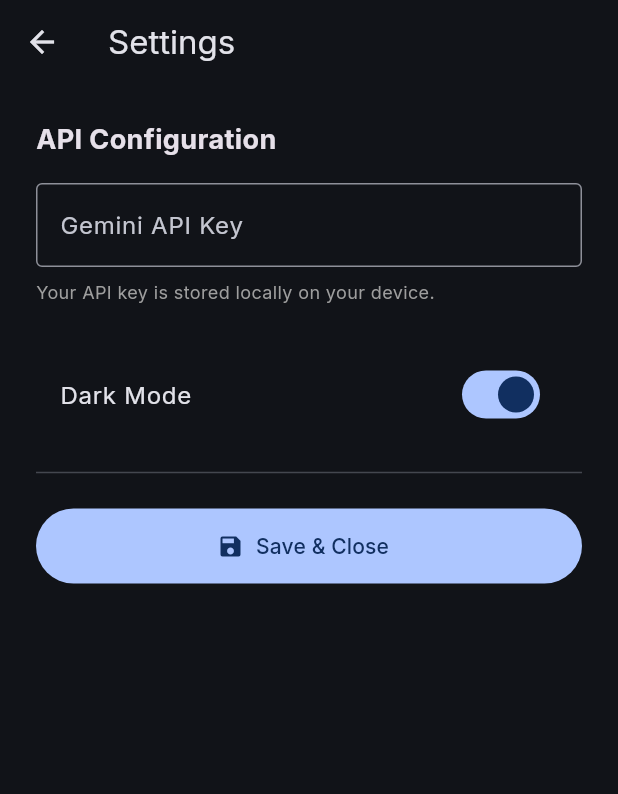
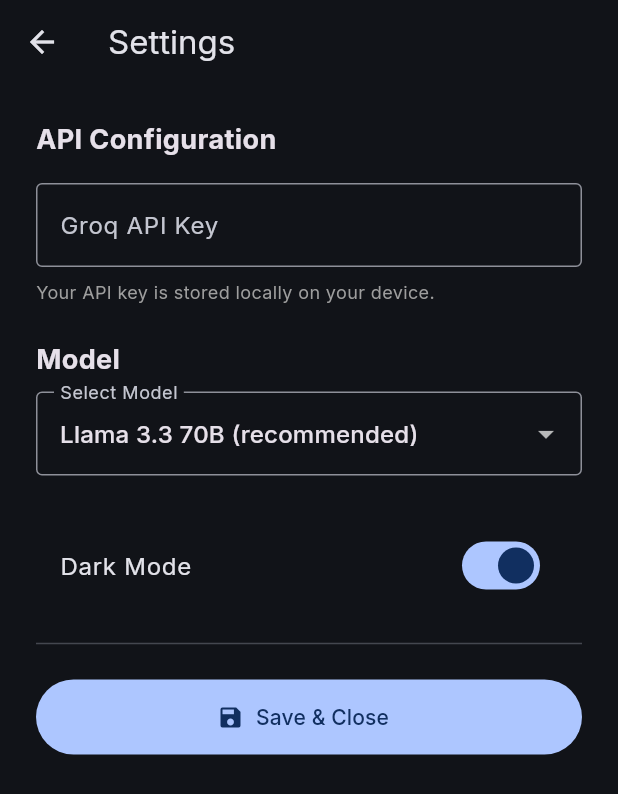
Before and after one commit to TheClairvoyantBeing/TheChat, a Flutter app: the SettingsScreen screen opened directly, on a phone screen of 412 x 824 dp. Shown: the top 794 px of the screen. Run offline on Flutter 3.47's test engine with Material 3 defaults, Android fonts, the phone set to English and light mode, and no system bars; our stand-ins replace flutter_markdown, google_fonts, hive, hive_flutter; accounts and stored records are empty.

Commit message:
Migrate to Groq API, update docs, and add code comments

```diff
--- a/lib/models/app_settings.dart
+++ b/lib/models/app_settings.dart
@@ -1,24 +1,34 @@
+/// AppSettings — Persistent user preferences stored via Hive.
+///
+/// Stores the Groq API key, selected model, theme preference,
+/// and token usage visibility toggle. Hive TypeId: 2.
+library;
+
 import 'package:hive/hive.dart';
 
 part 'app_settings.g.dart';
 
 @HiveType(typeId: 2)
 class AppSettings extends HiveObject {
+  /// The user's Groq API key (starts with `gsk_`). Null until configured.
   @HiveField(0)
   String? apiKey;
 
+  /// The Groq model ID to use for chat completions.
   @HiveField(1)
   String selectedModel;
 
+  /// Whether the app should use dark theme.
   @HiveField(2)
   bool isDarkMode;
 
+  /// Whether to display token usage statistics (future feature).
   @HiveField(3)
   bool showTokenUsage;
 
   AppSettings({
     this.apiKey,
-    this.selectedModel = 'gemini-2.0-flash',
+    this.selectedModel = 'llama-3.3-70b-versatile',
     this.isDarkMode = true,
     this.showTokenUsage = true,
   });
--- a/lib/models/message.dart
+++ b/lib/models/message.dart
@@ -1,24 +1,40 @@
+/// Message — A single chat message stored via Hive.
+///
+/// Represents one message in a conversation. Role can be:
+/// - `'user'` — sent by the human.
+/// - `'assistant'` — generated by the AI.
+/// - `'system'` — system-level instructions.
+///
+/// Hive TypeId: 1.
+library;
+
 import 'package:hive/hive.dart';
 
 part 'message.g.dart';
 
 @HiveType(typeId: 1)
 class Message extends HiveObject {
+  /// Unique identifier (UUID v4).
   @HiveField(0)
   final String id;
 
+  /// ID of the parent conversation this message belongs to.
   @HiveField(1)
   final String conversationId;
 
+  /// Message role: 'user', 'assistant', or 'system'.
   @HiveField(2)
-  final String role; // 'user', 'assistant', 'system'
+  final String role;
 
+  /// The text content of the message.
   @HiveField(3)
   final String content;
 
+  /// When the message was created.
   @HiveField(4)
   final DateTime createdAt;
 
+  /// Actual token count from the API response (optional).
   @HiveField(5)
   final int? tokensUsed;
 
--- a/lib/providers/chat_provider.dart
+++ b/lib/providers/chat_provider.dart
@@ -1,5 +1,12 @@
+/// ChatProvider — Core state management for chat interactions.
+///
+/// Manages the active conversation, message list, and streaming state.
+/// Coordinates between [GroqService] (API calls), [StorageService]
+/// (persistence), and [TokenService] (context optimization).
+library;
+
 import 'package:flutter/foundation.dart';
-import '../services/gemini_service.dart';
+import '../services/groq_service.dart';
 import '../services/storage_service.dart';
 import '../services/token_service.dart';
 import '../models/conversation.dart';
@@ -7,19 +14,30 @@
 import 'package:uuid/uuid.dart';
 
 class ChatProvider with ChangeNotifier {
-  final GeminiService _geminiService;
+  final GroqService _groqService;
   final StorageService _storageService;
   final TokenService _tokenService;
 
+  /// Whether the AI is currently generating a response.
   bool _isStreaming = false;
+
+  /// The ID of the currently active conversation.
   String? _activeConversationId;
+
+  /// Messages in the active conversation (chronological order).
   List<Message> _messages = [];
+
+  /// All conversations sorted by most recent.
   List<Conversation> _conversations = [];
+
+  /// Accumulates streaming response text as chunks arrive from the API.
   String _streamBuffer = '';
 
-  ChatProvider(this._geminiService, this._storageService, this._tokenService) {
+  ChatProvider(this._groqService, this._storageService, this._tokenService) {
     loadConversations();
   }
+
+  // -- Public getters --
 
   bool get isStreaming => _isStreaming;
   String? get activeConversationId => _activeConversationId;
@@ -27,20 +45,20 @@
   List<Conversation> get conversations => _conversations;
   String get streamBuffer => _streamBuffer;
 
-  // Load all conversations
+  /// Loads all conversations from local storage.
   void loadConversations() {
     _conversations = _storageService.getConversations();
     notifyListeners();
   }
 
-  // Load a specific conversation
+  /// Switches to a specific conversation and loads its messages.
   void loadConversation(String id) {
     _activeConversationId = id;
     _messages = _storageService.getMessages(id);
     notifyListeners();
   }
 
-  // Create new conversation
+  /// Creates a new empty conversation. Optionally sends an initial message.
   Future<void> startNewConversation({String? initialMessage}) async {
     final newId = const Uuid().v4();
     final newConv = Conversation(
@@ -60,22 +78,30 @@
     }
   }
 
-  // Send message
+  /// Sends a user message and streams the AI response.
+  ///
+  /// Flow:
+  /// 1. Validates the API key exists.
+  /// 2. Saves the user message to local storage.
+  /// 3. Auto-titles the conversation from the first user message.
+  /// 4. Calls [GroqService.chatStream] and accumulates streaming tokens.
+  /// 5. Saves the completed AI response to local storage.
   Future<void> sendMessage(String text) async {
+    // If no active conversation, create one first
     if (_activeConversationId == null) {
       await startNewConversation(initialMessage: text);
       return;
     }
 
-    // Check API key
+    // Validate API key is configured
     final settings = _storageService.getSettings();
     final apiKey = settings.apiKey;
     if (apiKey == null || apiKey.isEmpty) {
-      _addErrorMessage('⚠️ Please set your Gemini API key in Settings first.');
+      _addErrorMessage('⚠️ Please set your Groq API key in Settings first.');
       return;
     }
 
-    // 1. Save user message
+    // Save user message locally
     final userMessage = Message(
       id: const Uuid().v4(),
       conversationId: _activeConversationId!,
@@ -86,7 +112,7 @@
     _messages.add(userMessage);
     await _storageService.saveMessage(userMessage);
 
-    // Update conversation title from first message
+    // Auto-title: use the first user message as the conversation title
     if (_messages.where((m) => m.role == 'user').length == 1) {
       final conv = _storageService.getConversation(_activeConversationId!);
       if (conv != null) {
@@ -98,29 +124,28 @@
     loadConversations();
     notifyListeners();
 
-    // 2. Start streaming
+    // Begin streaming AI response
     _isStreaming = true;
     _streamBuffer = '';
     notifyListeners();
 
     try {
-      // 3. Call Gemini API
       final model = settings.selectedModel;
       debugPrint('Using model: $model with key: ${apiKey.substring(0, 5)}...');
 
-      final stream = _geminiService.chatStream(
+      // Stream tokens from Groq API
+      final stream = _groqService.chatStream(
         apiKey: apiKey,
         messages: _messages,
         model: model,
       );
 
-      // 4. Stream response
       await for (final chunk in stream) {
         _streamBuffer += chunk;
-        notifyListeners();
+        notifyListeners(); // Update UI with each new token
       }
 
-      // 5. Finalize AI message
+      // Save completed response
       if (_streamBuffer.isNotEmpty) {
         final aiMessage = Message(
           id: const Uuid().v4(),
@@ -132,10 +157,10 @@
         _messages.add(aiMessage);
         await _storageService.saveMessage(aiMessage);
       } else {
-        _addErrorMessage('⚠️ Received empty response from Gemini. Please try again.');
+        _addErrorMessage('⚠️ Received empty response from Groq. Please try again.');
       }
     } catch (e) {
-      debugPrint('Gemini Error: $e');
+      debugPrint('Groq Error: $e');
       _addErrorMessage('❌ Error: ${e.toString().replaceAll('Exception: ', '')}');
     } finally {
       _isStreaming = false;
@@ -145,6 +170,7 @@
     }
   }
 
+  /// Adds an error message to the chat as a system-generated assistant bubble.
   void _addErrorMessage(String errorText) {
     final errorMsg = Message(
       id: const Uuid().v4(),
--- a/lib/screens/settings_screen.dart
+++ b/lib/screens/settings_screen.dart
@@ -1,3 +1,10 @@
+/// SettingsScreen — User configuration for API key, model, and theme.
+///
+/// Allows the user to enter their Groq API key, select which LLM model
+/// to use, and toggle dark mode. All settings are persisted locally
+/// via Hive and take effect immediately.
+library;
+
 import 'package:flutter/material.dart';
 import 'package:provider/provider.dart';
 import '../services/storage_service.dart';
@@ -66,9 +73,9 @@
           TextField(
             controller: _apiKeyController,
             decoration: const InputDecoration(
-              labelText: 'Gemini API Key',
+              labelText: 'Groq API Key',
               border: OutlineInputBorder(),
-              hintText: 'AIza...',
+              hintText: 'gsk_...',
             ),
             obscureText: true,
           ),
@@ -76,6 +83,30 @@
           const Text(
             'Your API key is stored locally on your device.',
             style: TextStyle(fontSize: 12, color: Colors.grey),
+          ),
+          const SizedBox(height: 24),
+          const Text(
+            'Model',
+            style: TextStyle(fontSize: 18, fontWeight: FontWeight.bold),
+          ),
+          const SizedBox(height: 8),
+          DropdownButtonFormField<String>(
+            value: _settings.selectedModel,
+            decoration: const InputDecoration(
+              border: OutlineInputBorder(),
+              labelText: 'Select Model',
+            ),
+            items: const [
+              DropdownMenuItem(value: 'llama-3.3-70b-versatile', child: Text('Llama 3.3 70B (recommended)')),
+              DropdownMenuItem(value: 'llama-3.1-8b-instant', child: Text('Llama 3.1 8B (fast, lightweight)')),
+              DropdownMenuItem(value: 'gemma2-9b-it', child: Text('Gemma 2 9B (Google)')),
+              DropdownMenuItem(value: 'meta-llama/llama-4-scout-17b-16e-instruct', child: Text('Llama 4 Scout 17B')),
+            ],
+            onChanged: (val) {
+              if (val != null) {
+                setState(() => _settings.selectedModel = val);
+              }
+            },
           ),
           const SizedBox(height: 32),
           ListTile(
--- a/lib/services/storage_service.dart
+++ b/lib/services/storage_service.dart
@@ -1,3 +1,14 @@
+/// StorageService — Local persistence layer using Hive.
+///
+/// Manages three Hive boxes:
+/// - `conversations` — Chat session metadata (title, timestamps).
+/// - `messages` — Individual messages with role and content.
+/// - `settings` — App configuration (API key, model, dark mode).
+///
+/// Also handles data migration when switching between API providers
+/// (e.g., Gemini model names → Groq model names).
+library;
+
 import 'package:flutter/foundation.dart';
 import 'package:hive/hive.dart';
 import 'package:hive_flutter/hive_flutter.dart';
@@ -10,49 +21,66 @@
   late Box<Message> _messagesBox;
   late Box<AppSettings> _settingsBox;
 
+  /// Initializes Hive and opens all required boxes.
+  ///
+  /// If no settings exist yet, creates default settings.
+  /// If settings contain a stale Gemini model name, migrates to the
+  /// Groq default (`llama-3.3-70b-versatile`).
   Future<void> init() async {
     await Hive.initFlutter();
+
+    // Register Hive type adapters (generated by build_runner)
     Hive.registerAdapter(ConversationAdapter());
     Hive.registerAdapter(MessageAdapter());
     Hive.registerAdapter(AppSettingsAdapter());
 
+    // Open persistent storage boxes
     _conversationsBox = await Hive.openBox<Conversation>('conversations');
     _messagesBox = await Hive.openBox<Message>('messages');
     _settingsBox = await Hive.openBox<AppSettings>('settings');
 
-    // Create default settings if not exist
+    // Create default settings on first launch
     if (_settingsBox.isEmpty) {
       await _settingsBox.put('default', AppSettings());
     } else {
-      // Migrate: fix stale model names from previous API (Groq -> Gemini)
+      // Migrate: fix stale model names from previous API (Gemini -> Groq)
       final settings = _settingsBox.get('default')!;
-      if (settings.selectedModel.contains('llama') ||
-          settings.selectedModel.contains('mixtral') ||
-          settings.selectedModel.contains('groq')) {
-        settings.selectedModel = 'gemini-2.0-flash';
+      if (settings.selectedModel.startsWith('gemini')) {
+        settings.selectedModel = 'llama-3.3-70b-versatile';
         await settings.save();
       }
     }
   }
 
-  // Settings
+  // -- Settings --
+
+  /// Returns the current app settings.
   AppSettings getSettings() => _settingsBox.get('default')!;
+
+  /// Persists updated settings.
   Future<void> saveSettings(AppSettings settings) => _settingsBox.put('default', settings);
+
+  /// Listenable for the settings box (used by ValueListenableBuilder in the UI).
   ValueListenable<Box<AppSettings>> get settingsListenable => _settingsBox.listenable();
 
-  // Conversations
+  // -- Conversations --
+
+  /// Returns all conversations sorted by most recently updated.
   List<Conversation> getConversations() => _conversationsBox.values.toList()
-    ..sort((a, b) => b.updatedAt.compareTo(a.updatedAt)); // Sort by newest
+    ..sort((a, b) => b.updatedAt.compareTo(a.updatedAt));
 
+  /// Returns a single conversation by ID, or null if not found.
   Conversation? getConversation(String id) => _conversationsBox.get(id);
 
+  /// Saves or updates a conversation.
   Future<void> saveConversation(Conversation conversation) async {
     await _conversationsBox.put(conversation.id, conversation);
   }
 
+  /// Deletes a conversation and all its associated messages.
   Future<void> deleteConversation(String id) async {
     await _conversationsBox.delete(id);
-    // Also delete messages for this conversation
+    // Cascade delete: remove all messages belonging to this conversation
     final keys = _messagesBox.values
         .where((m) => m.conversationId == id)
         .map((m) => m.key)
@@ -60,19 +88,21 @@
     await _messagesBox.deleteAll(keys);
   }
 
-  // Messages
+  // -- Messages --
+
+  /// Returns all messages for a conversation, sorted chronologically.
   List<Message> getMessages(String conversationId) {
     return _messagesBox.values
         .where((m) => m.conversationId == conversationId)
         .toList()
-      ..sort((a, b) => a.createdAt.compareTo(b.createdAt)); // Oldest first
+      ..sort((a, b) => a.createdAt.compareTo(b.createdAt));
   }
 
+  /// Saves a message and updates the parent conversation's metadata.
   Future<void> saveMessage(Message message) async {
-    // Generate UUID if needed or assume provider handles ID
     await _messagesBox.put(message.id, message);
 
-    // Update conversation message count & timestamp
+    // Update conversation timestamp and message count
     final conv = _conversationsBox.get(message.conversationId);
     if (conv != null) {
       conv.updatedAt = DateTime.now();
@@ -80,4 +110,10 @@
       await conv.save();
     }
   }
+
+  /// Clears all conversations and messages (keeps settings).
+  Future<void> clearAllData() async {
+    await _conversationsBox.clear();
+    await _messagesBox.clear();
+  }
 }
--- a/pubspec.yaml
+++ b/pubspec.yaml
@@ -1,5 +1,5 @@
 name: the_chat
-description: A local-first, privacy-focused chatbot powered by Google Gemini.
+description: A local-first, privacy-focused chatbot powered by Groq.
 publish_to: "none"
 version: 1.0.0+1
 
@@ -12,7 +12,7 @@
 
   # Core
   provider: ^6.1.1
-  google_generative_ai: ^0.4.6
+  http: ^1.2.1
   hive: ^2.2.3
   hive_flutter: ^1.1.0
   uuid: ^4.3.3
```
Also changed, not shown: lib/main.dart (+21 -6 lines), lib/models/conversation.dart (+13 -0 lines), lib/screens/home_screen.dart (+10 -2 lines), lib/services/gemini_service.dart (deleted, +0 -80 lines), lib/services/groq_service.dart (added, +142 -0 lines), lib/services/token_service.dart (+24 -6 lines), pubspec.lock, 5 other files.
